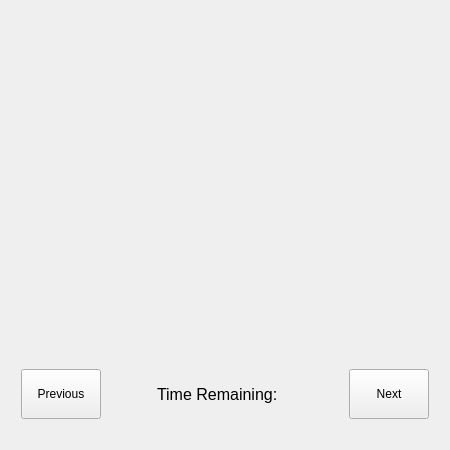
The window that MarketSimulation/mainwindow.ui (dwattttt/marketsim) describes before a commit, drawn with Qt 5.
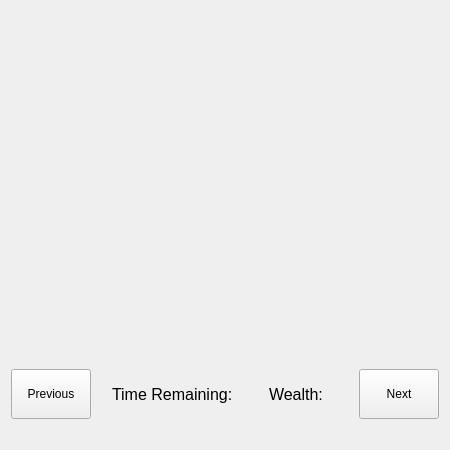
The same window after the commit.

Commit message: Moved the wealth display to the mainwindow, so it's visible on both simulation & decryption screens

Patch:
```diff
--- a/MarketSimulation/mainwindow.ui
+++ b/MarketSimulation/mainwindow.ui
@@ -144,6 +144,43 @@
           </property>
          </widget>
         </item>
+        <item>
+         <spacer name="horizontalSpacer_5">
+          <property name="orientation">
+           <enum>Qt::Horizontal</enum>
+          </property>
+          <property name="sizeHint" stdset="0">
+           <size>
+            <width>40</width>
+            <height>20</height>
+           </size>
+          </property>
+         </spacer>
+        </item>
+        <item>
+         <widget class="QLabel" name="wealthLabelDesc">
+          <property name="font">
+           <font>
+            <pointsize>12</pointsize>
+           </font>
+          </property>
+          <property name="text">
+           <string>Wealth:</string>
+          </property>
+         </widget>
+        </item>
+        <item>
+         <widget class="QLabel" name="wealthLabel">
+          <property name="font">
+           <font>
+            <pointsize>12</pointsize>
+           </font>
+          </property>
+          <property name="text">
+           <string/>
+          </property>
+         </widget>
+        </item>
         <item>
          <spacer name="horizontalSpacer_2">
           <property name="orientation">
```
The commit also changes 5 other files.
